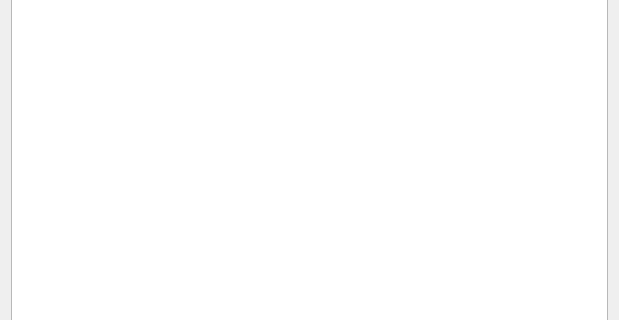
Old version of the form Code/Tools/Libs/GuiFoundation/Widgets/CVarWidget.ui in the repository ezEngine/ezEngine; both pictures show x 0 to 619 and y 124 to 444 of the 619 by 568 pixel window.
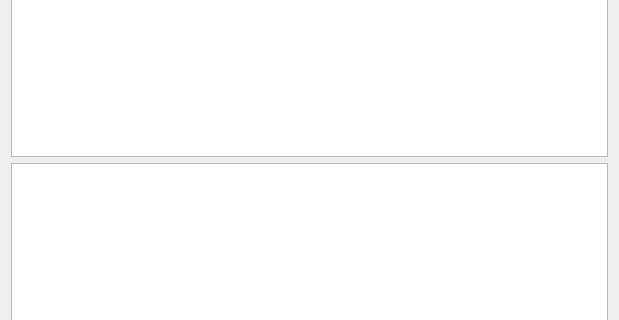
New version of the form.

Commit message: tree view

```diff
--- a/Code/Tools/Libs/GuiFoundation/Widgets/CVarWidget.ui
+++ b/Code/Tools/Libs/GuiFoundation/Widgets/CVarWidget.ui
@@ -13,7 +13,7 @@
   <property name="windowTitle">
    <string/>
   </property>
-  <layout class="QHBoxLayout" name="horizontalLayout">
+  <layout class="QVBoxLayout" name="verticalLayout">
    <item>
     <widget class="QTableWidget" name="TableCVars">
      <property name="selectionMode">
@@ -78,6 +78,9 @@
      </column>
     </widget>
    </item>
+   <item>
+    <widget class="QTreeView" name="CVarsView"/>
+   </item>
   </layout>
  </widget>
  <resources>
```
Left out of the diff: 9 changed lines with no effect on the pictures. The commit also changes 2 other files.
